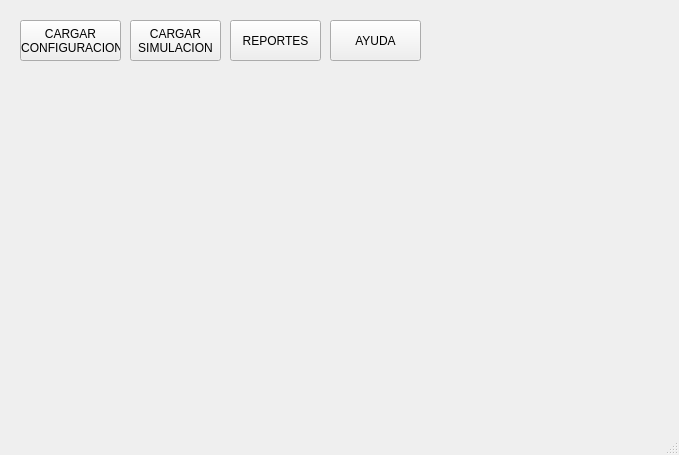
Above: gui_app.ui from SparkyMiky/IPC2_Proyecto2_201905750 before the change. Below: the same form after it.
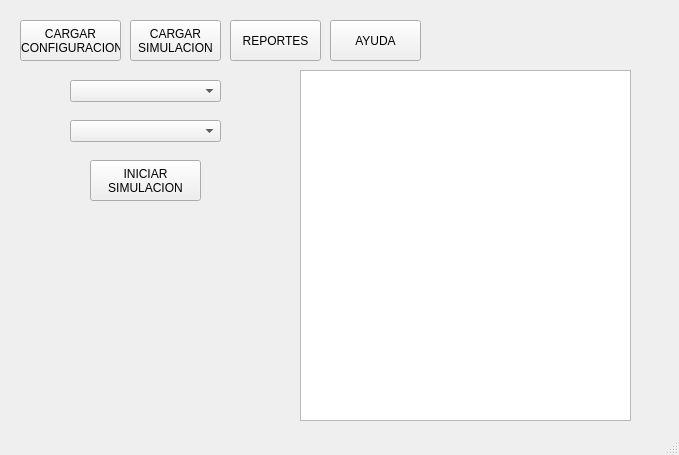
That is the form after the change.

```diff
--- a/gui_app.ui
+++ b/gui_app.ui
@@ -68,6 +68,50 @@
 SIMULACION</string>
     </property>
    </widget>
+   <widget class="QComboBox" name="SimulacionCombo">
+    <property name="geometry">
+     <rect>
+      <x>70</x>
+      <y>80</y>
+      <width>151</width>
+      <height>22</height>
+     </rect>
+    </property>
+   </widget>
+   <widget class="QComboBox" name="ProductosCombo">
+    <property name="geometry">
+     <rect>
+      <x>70</x>
+      <y>120</y>
+      <width>151</width>
+      <height>22</height>
+     </rect>
+    </property>
+   </widget>
+   <widget class="QTableView" name="tableView">
+    <property name="geometry">
+     <rect>
+      <x>300</x>
+      <y>70</y>
+      <width>331</width>
+      <height>351</height>
+     </rect>
+    </property>
+   </widget>
+   <widget class="QPushButton" name="pushButton">
+    <property name="geometry">
+     <rect>
+      <x>90</x>
+      <y>160</y>
+      <width>111</width>
+      <height>41</height>
+     </rect>
+    </property>
+    <property name="text">
+     <string>INICIAR
+SIMULACION</string>
+    </property>
+   </widget>
   </widget>
   <widget class="QStatusBar" name="statusbar"/>
  </widget>
```
